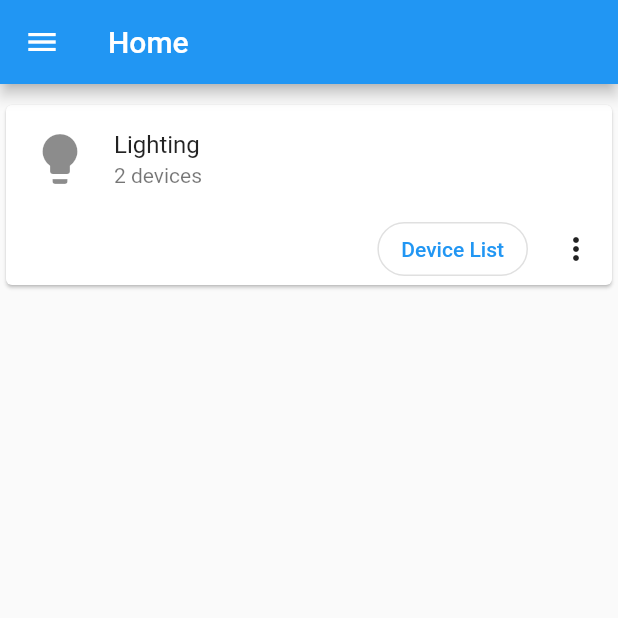
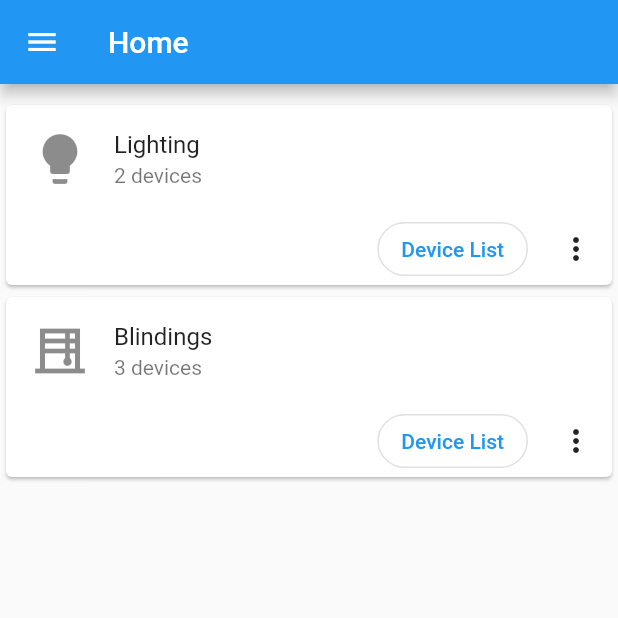
Before and after one commit to NunoVidal/MySmartHome, a Flutter app: the screen it shows after launch, on a phone screen of 412 x 824 dp, the top half of it. Run offline on Flutter 3.47's test engine with Material 2 defaults, Android fonts, the phone set to English and light mode, and no system bars; our stand-ins replace flutter_colorpicker, numberpicker.

Commit message:
Inicio Blindings

```diff
--- a/lib/home.dart
+++ b/lib/home.dart
@@ -36,8 +36,16 @@ class _MyHomePageState extends State<MyHomePage> {
               ),
               name: "Lighting",
               nDevices: lamps.length,
-            )
-          ],
+            ),
+          DeviceGroupElevatedCard(
+              icon: const Icon(
+                Icons.blinds,
+                 size: 40.0,
+              ),
+              name: "Blindings",
+              nDevices: blinds.length,
+            )],
+
         ),
       ),
       drawer: const NavBar(),
--- a/lib/my_devices.dart
+++ b/lib/my_devices.dart
@@ -8,3 +8,9 @@ List<Lamp> lamps = [
   Lamp("Office", 1, const Color.fromARGB(255, 200, 0, 0), "Samsung bulb 2.0",
       "0")
 ];
+
+List<Blind> blinds = [
+  Blind("Living Room", 0, 0,"0"),
+  Blind("Jon's Bedroom", 1, 0,"0"),
+  Blind("Office",1,0,"0")
+];
```
Also changed, not shown: lib/device_list.dart (+25 -1 lines), lib/devices.dart (+15 -1 lines).
